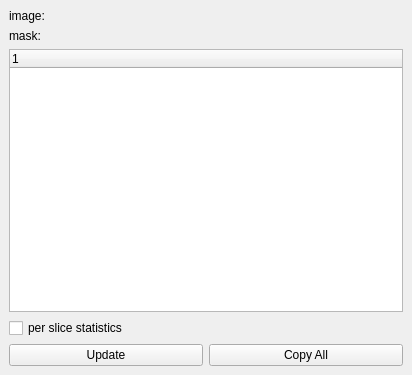
Above: Code/Gui/MITK/Plugins/uk.ac.ucl.cmic.imagestatistics/src/internal/ImageStatisticsViewControls.ui from NifTK/NifTK before the change. Below: the same form after it.
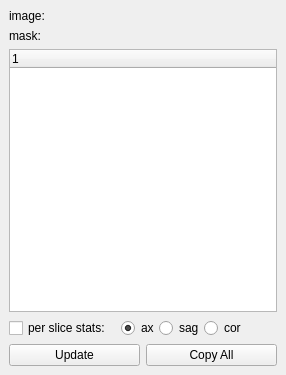
That is the form after the change.

Commit message:
Bug 3542: Radio buttons to select orientation of per slice statistics
Also various other GUI tweaks

Patch:
```diff
--- a/Code/Gui/MITK/Plugins/uk.ac.ucl.cmic.imagestatistics/src/internal/ImageStatisticsViewControls.ui
+++ b/Code/Gui/MITK/Plugins/uk.ac.ucl.cmic.imagestatistics/src/internal/ImageStatisticsViewControls.ui
@@ -6,7 +6,7 @@
    <rect>
     <x>0</x>
     <y>0</y>
-    <width>412</width>
+    <width>286</width>
     <height>375</height>
    </rect>
   </property>
@@ -35,6 +35,32 @@
    <property name="spacing">
     <number>6</number>
    </property>
+   <item row="3" column="1">
+    <widget class="QPushButton" name="m_CopyAllButton">
+     <property name="text">
+      <string>Copy All</string>
+     </property>
+    </widget>
+   </item>
+   <item row="1" column="0" colspan="2">
+    <widget class="QTreeWidget" name="m_TreeWidget">
+     <property name="selectionMode">
+      <enum>QAbstractItemView::ContiguousSelection</enum>
+     </property>
+     <column>
+      <property name="text">
+       <string notr="true">1</string>
+      </property>
+     </column>
+    </widget>
+   </item>
+   <item row="3" column="0">
+    <widget class="QPushButton" name="m_UpdateButton">
+     <property name="text">
+      <string>Update</string>
+     </property>
+    </widget>
+   </item>
    <item row="0" column="0" colspan="2">
     <layout class="QGridLayout" name="gridLayout" columnstretch="0,1">
      <property name="spacing">
@@ -68,38 +94,90 @@
      </item>
     </layout>
    </item>
-   <item row="3" column="0">
-    <widget class="QPushButton" name="m_UpdateButton">
-     <property name="text">
-      <string>Update</string>
-     </property>
-    </widget>
-   </item>
-   <item row="3" column="1">
-    <widget class="QPushButton" name="m_CopyAllButton">
-     <property name="text">
-      <string>Copy All</string>
-     </property>
-    </widget>
-   </item>
-   <item row="1" column="0" colspan="2">
-    <widget class="QTreeWidget" name="m_TreeWidget">
-     <property name="selectionMode">
-      <enum>QAbstractItemView::ContiguousSelection</enum>
-     </property>
-     <column>
-      <property name="text">
-       <string notr="true">1</string>
-      </property>
-     </column>
-    </widget>
-   </item>
    <item row="2" column="0" colspan="2">
-    <widget class="QCheckBox" name="m_PerSliceStatsCheckBox">
-     <property name="text">
-      <string>per slice statistics</string>
+    <layout class="QHBoxLayout" name="horizontalLayout">
+     <property name="spacing">
+      <number>0</number>
      </property>
-    </widget>
+     <item>
+      <widget class="QCheckBox" name="m_PerSliceStatsCheckBox">
+       <property name="sizePolicy">
+        <sizepolicy hsizetype="Minimum" vsizetype="Fixed">
+         <horstretch>0</horstretch>
+         <verstretch>0</verstretch>
+        </sizepolicy>
+       </property>
+       <property name="minimumSize">
+        <size>
+         <width>1</width>
+         <height>0</height>
+        </size>
+       </property>
+       <property name="text">
+        <string>per slice stats:</string>
+       </property>
+      </widget>
+     </item>
+     <item>
+      <spacer name="horizontalSpacer_2">
+       <property name="orientation">
+        <enum>Qt::Horizontal</enum>
+       </property>
+       <property name="sizeType">
+        <enum>QSizePolicy::Fixed</enum>
+       </property>
+       <property name="sizeHint" stdset="0">
+        <size>
+         <width>10</width>
+         <height>20</height>
+        </size>
+       </property>
+      </spacer>
+     </item>
+     <item>
+      <widget class="QRadioButton" name="m_AxialRadioButton">
+       <property name="text">
+        <string>ax</string>
+       </property>
+       <property name="checked">
+        <bool>true</bool>
+       </property>
+      </widget>
+     </item>
+     <item>
+      <widget class="QRadioButton" name="m_SagittalRadioButton">
+       <property name="text">
+        <string>sag</string>
+       </property>
+      </widget>
+     </item>
+     <item>
+      <widget class="QRadioButton" name="m_CoronalRadioButton">
+       <property name="sizePolicy">
+        <sizepolicy hsizetype="Minimum" vsizetype="Fixed">
+         <horstretch>0</horstretch>
+         <verstretch>0</verstretch>
+        </sizepolicy>
+       </property>
+       <property name="text">
+        <string>cor</string>
+       </property>
+      </widget>
+     </item>
+     <item>
+      <spacer name="horizontalSpacer">
+       <property name="orientation">
+        <enum>Qt::Horizontal</enum>
+       </property>
+       <property name="sizeHint" stdset="0">
+        <size>
+         <width>0</width>
+         <height>20</height>
+        </size>
+       </property>
+      </spacer>
+     </item>
+    </layout>
    </item>
   </layout>
  </widget>
```
The commit also changes 2 other files.
